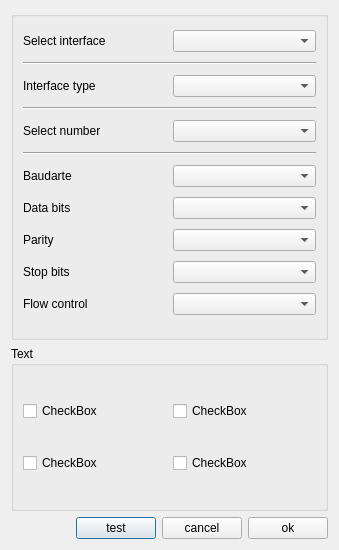
Above: SrcPony/forms/e2dlg.ui from lancos/ponyprog before the change. Below: the same form after it.
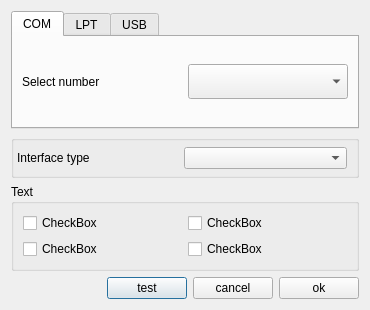
That is the form after the change. The open tabs and pages were chosen to show the change.

Commit message: overworked interfaces settings popup

```diff
--- a/SrcPony/forms/e2dlg.ui
+++ b/SrcPony/forms/e2dlg.ui
@@ -9,15 +9,130 @@
    <rect>
     <x>0</x>
     <y>0</y>
-    <width>339</width>
-    <height>550</height>
+    <width>370</width>
+    <height>310</height>
    </rect>
   </property>
   <property name="windowTitle">
    <string>Dialog</string>
   </property>
-  <layout class="QGridLayout" name="gridLayout_5">
-   <item row="3" column="0" colspan="2">
+  <layout class="QGridLayout" name="gridLayout_7">
+   <item row="1" column="0">
+    <widget class="QGroupBox" name="groupBox">
+     <property name="title">
+      <string/>
+     </property>
+     <property name="flat">
+      <bool>false</bool>
+     </property>
+     <layout class="QGridLayout" name="gridLayout_8">
+      <property name="leftMargin">
+       <number>3</number>
+      </property>
+      <property name="topMargin">
+       <number>6</number>
+      </property>
+      <property name="rightMargin">
+       <number>9</number>
+      </property>
+      <property name="bottomMargin">
+       <number>6</number>
+      </property>
+      <property name="spacing">
+       <number>3</number>
+      </property>
+      <item row="0" column="0">
+       <layout class="QHBoxLayout" name="horizontalLayout_2">
+        <item>
+         <widget class="QLabel" name="labelType">
+          <property name="maximumSize">
+           <size>
+            <width>16777215</width>
+            <height>45</height>
+           </size>
+          </property>
+          <property name="text">
+           <string>Interface type</string>
+          </property>
+         </widget>
+        </item>
+        <item>
+         <widget class="QComboBox" name="cbxInterfType">
+          <property name="minimumSize">
+           <size>
+            <width>0</width>
+            <height>0</height>
+           </size>
+          </property>
+          <property name="maximumSize">
+           <size>
+            <width>16777215</width>
+            <height>35</height>
+           </size>
+          </property>
+          <property name="toolTip">
+           <string notr="true"/>
+          </property>
+          <property name="currentIndex">
+           <number>-1</number>
+          </property>
+          <property name="insertPolicy">
+           <enum>QComboBox::InsertAtTop</enum>
+          </property>
+          <property name="modelColumn">
+           <number>0</number>
+          </property>
+         </widget>
+        </item>
+       </layout>
+      </item>
+     </layout>
+    </widget>
+   </item>
+   <item row="2" column="0">
+    <widget class="QGroupBox" name="grpPolsel">
+     <property name="enabled">
+      <bool>true</bool>
+     </property>
+     <property name="title">
+      <string>Text</string>
+     </property>
+     <property name="flat">
+      <bool>false</bool>
+     </property>
+     <layout class="QGridLayout" name="gridLayout">
+      <item row="0" column="0">
+       <widget class="QCheckBox" name="chkPol1">
+        <property name="text">
+         <string>CheckBox</string>
+        </property>
+       </widget>
+      </item>
+      <item row="0" column="1">
+       <widget class="QCheckBox" name="chkPol3">
+        <property name="text">
+         <string>CheckBox</string>
+        </property>
+       </widget>
+      </item>
+      <item row="1" column="0">
+       <widget class="QCheckBox" name="chkPol2">
+        <property name="text">
+         <string>CheckBox</string>
+        </property>
+       </widget>
+      </item>
+      <item row="1" column="1">
+       <widget class="QCheckBox" name="chkPol4">
+        <property name="text">
+         <string>CheckBox</string>
+        </property>
+       </widget>
+      </item>
+     </layout>
+    </widget>
+   </item>
+   <item row="3" column="0">
     <layout class="QHBoxLayout" name="horizontalLayout">
      <item>
       <spacer name="horizontalSpacer">
@@ -55,221 +170,137 @@
      </item>
     </layout>
    </item>
-   <item row="2" column="0" colspan="2">
-    <widget class="QGroupBox" name="grpPolsel">
-     <property name="enabled">
-      <bool>true</bool>
-     </property>
-     <property name="title">
-      <string>Text</string>
-     </property>
-     <property name="flat">
-      <bool>false</bool>
-     </property>
-     <layout class="QGridLayout" name="gridLayout">
-      <item row="0" column="0">
-       <widget class="QCheckBox" name="chkPol1">
-        <property name="text">
-         <string>CheckBox</string>
-        </property>
-       </widget>
-      </item>
-      <item row="0" column="1">
-       <widget class="QCheckBox" name="chkPol3">
-        <property name="text">
-         <string>CheckBox</string>
-        </property>
-       </widget>
-      </item>
-      <item row="1" column="0">
-       <widget class="QCheckBox" name="chkPol2">
-        <property name="text">
-         <string>CheckBox</string>
-        </property>
-       </widget>
-      </item>
-      <item row="1" column="1">
-       <widget class="QCheckBox" name="chkPol4">
-        <property name="text">
-         <string>CheckBox</string>
-        </property>
-       </widget>
-      </item>
-     </layout>
-    </widget>
-   </item>
-   <item row="0" column="0" rowspan="2" colspan="2">
-    <widget class="QGroupBox" name="grpPortsel">
+   <item row="0" column="0">
+    <widget class="QTabWidget" name="tabWidget">
      <property name="sizePolicy">
-      <sizepolicy hsizetype="Preferred" vsizetype="MinimumExpanding">
+      <sizepolicy hsizetype="MinimumExpanding" vsizetype="MinimumExpanding">
        <horstretch>0</horstretch>
        <verstretch>0</verstretch>
       </sizepolicy>
      </property>
-     <property name="autoFillBackground">
-      <bool>false</bool>
+     <property name="currentIndex">
+      <number>2</number>
      </property>
-     <property name="title">
-      <string/>
-     </property>
-     <property name="flat">
-      <bool>false</bool>
-     </property>
-     <layout class="QGridLayout" name="gridLayout_3">
-      <item row="7" column="0">
-       <widget class="QLabel" name="labelBaudrate">
-        <property name="text">
-         <string>Baudarte</string>
-        </property>
-       </widget>
-      </item>
-      <item row="1" column="0" colspan="2">
-       <widget class="Line" name="line_2">
-        <property name="orientation">
-         <enum>Qt::Horizontal</enum>
-        </property>
-       </widget>
-      </item>
-      <item row="2" column="0">
-       <widget class="QLabel" name="labelType">
-        <property name="text">
-         <string>Interface type</string>
-        </property>
-       </widget>
-      </item>
-      <item row="0" column="0">
-       <widget class="QLabel" name="labelMain">
-        <property name="text">
-         <string>Select interface</string>
-        </property>
-       </widget>
-      </item>
-      <item row="2" column="1">
-       <widget class="QComboBox" name="cbxInterfType">
-        <property name="minimumSize">
-         <size>
-          <width>0</width>
-          <height>0</height>
-         </size>
-        </property>
-        <property name="toolTip">
-         <string notr="true"/>
-        </property>
-        <property name="currentIndex">
-         <number>-1</number>
-        </property>
-        <property name="insertPolicy">
-         <enum>QComboBox::InsertAtTop</enum>
-        </property>
-        <property name="modelColumn">
-         <number>0</number>
-        </property>
-       </widget>
-      </item>
-      <item row="0" column="1">
-       <widget class="QComboBox" name="cbxInterfMain">
-        <property name="minimumSize">
-         <size>
-          <width>0</width>
-          <height>0</height>
-         </size>
-        </property>
-        <property name="toolTip">
-         <string notr="true"/>
-        </property>
-        <property name="currentIndex">
-         <number>-1</number>
-        </property>
-        <property name="insertPolicy">
-         <enum>QComboBox::InsertAtTop</enum>
-        </property>
-       </widget>
-      </item>
-      <item row="4" column="0">
-       <widget class="QLabel" name="labelNum">
-        <property name="text">
-         <string>Select number</string>
-        </property>
-       </widget>
-      </item>
-      <item row="4" column="1">
-       <widget class="QComboBox" name="cbxInterfNum">
-        <property name="minimumSize">
-         <size>
-          <width>0</width>
-          <height>0</height>
-         </size>
-        </property>
-        <property name="toolTip">
-         <string notr="true"/>
-        </property>
-       </widget>
-      </item>
-      <item row="3" column="0" colspan="2">
-       <widget class="Line" name="line">
-        <property name="orientation">
-         <enum>Qt::Horizontal</enum>
-        </property>
-       </widget>
-      </item>
-      <item row="6" column="0" colspan="2">
-       <widget class="Line" name="line_3">
-        <property name="orientation">
-         <enum>Qt::Horizontal</enum>
-        </property>
-       </widget>
-      </item>
-      <item row="7" column="1">
-       <widget class="QComboBox" name="cbxBaudrate">
-        <property name="minimumSize">
-         <size>
-          <width>0</width>
-          <height>0</height>
-         </size>
-        </property>
-       </widget>
-      </item>
-      <item row="8" column="1">
-       <widget class="QComboBox" name="cbxDatabits"/>
-      </item>
-      <item row="8" column="0">
-       <widget class="QLabel" name="labelBits">
-        <property name="text">
-         <string>Data bits</string>
-        </property>
-       </widget>
-      </item>
-      <item row="9" column="1">
-       <widget class="QComboBox" name="cbxParity"/>
-      </item>
-      <item row="9" column="0">
-       <widget class="QLabel" name="labelParity">
-        <property name="text">
-         <string>Parity</string>
-        </property>
-       </widget>
-      </item>
-      <item row="10" column="0">
-       <widget class="QLabel" name="labelStopBits">
-        <property name="text">
-         <string>Stop bits</string>
-        </property>
-       </widget>
-      </item>
-      <item row="10" column="1">
-       <widget class="QComboBox" name="cbxStopbits"/>
-      </item>
-      <item row="11" column="1">
-       <widget class="QComboBox" name="cbxFlowControl"/>
-      </item>
-      <item row="11" column="0">
-       <widget class="QLabel" name="labelFlowControl">
-        <property name="text">
-         <string>Flow control</string>
-        </property>
-       </widget>
-      </item>
-     </layout>
+     <widget class="QWidget" name="tabCOM">
+      <attribute name="title">
+       <string>COM</string>
+      </attribute>
+      <layout class="QGridLayout" name="gridLayout_5">
+       <item row="0" column="0">
+        <layout class="QHBoxLayout" name="horizontalLayout_3">
+         <item>
+          <widget class="QLabel" name="labelCOMNum">
+           <property name="maximumSize">
+            <size>
+             <width>16777215</width>
+             <height>35</height>
+            </size>
+           </property>
+           <property name="text">
+            <string>Select number</string>
+           </property>
+          </widget>
+         </item>
+         <item>
+          <widget class="QComboBox" name="cbxCOMNum">
+           <property name="minimumSize">
+            <size>
+             <width>0</width>
+             <height>0</height>
+            </size>
+           </property>
+           <property name="maximumSize">
+            <size>
+             <width>16777215</width>
+             <height>35</height>
+            </size>
+           </property>
+           <property name="toolTip">
+            <string notr="true"/>
+           </property>
+          </widget>
+         </item>
+        </layout>
+       </item>
+      </layout>
+     </widget>
+     <widget class="QWidget" name="tabLPT">
+      <attribute name="title">
+       <string>LPT</string>
+      </attribute>
+      <layout class="QGridLayout" name="gridLayout_3">
+       <item row="0" column="0">
+        <layout class="QHBoxLayout" name="horizontalLayout_4">
+         <item>
+          <widget class="QLabel" name="labelLPTNum">
+           <property name="maximumSize">
+            <size>
+             <width>16777215</width>
+             <height>35</height>
+            </size>
+           </property>
+           <property name="text">
+            <string>Select number</string>
+           </property>
+          </widget>
+         </item>
+         <item>
+          <widget class="QComboBox" name="cbxLPTNum">
+           <property name="minimumSize">
+            <size>
+             <width>0</width>
+             <height>0</height>
+            </size>
+           </property>
+           <property name="maximumSize">
+            <size>
+             <width>16777215</width>
+             <height>35</height>
+            </size>
+           </property>
+           <property name="toolTip">
+            <string notr="true"/>
+           </property>
+          </widget>
+         </item>
+        </layout>
+       </item>
+      </layout>
+     </widget>
+     <widget class="QWidget" name="tabUSB">
+      <attribute name="title">
+       <string>USB</string>
+      </attribute>
+      <layout class="QGridLayout" name="gridLayout_2">
+       <item row="0" column="0">
+        <layout class="QHBoxLayout" name="horizontalLayout_5">
+         <item>
+          <widget class="QLabel" name="labelUSBspeed">
+           <property name="text">
+            <string>USB speed</string>
+           </property>
+          </widget>
+         </item>
+         <item>
+          <widget class="QComboBox" name="cbxUSBspeed">
+           <property name="minimumSize">
+            <size>
+             <width>0</width>
+             <height>0</height>
+            </size>
+           </property>
+           <property name="maximumSize">
+            <size>
+             <width>16777215</width>
+             <height>35</height>
+            </size>
+           </property>
+          </widget>
+         </item>
+        </layout>
+       </item>
+      </layout>
+     </widget>
     </widget>
    </item>
   </layout>
```
The commit also changes 7 other files.
